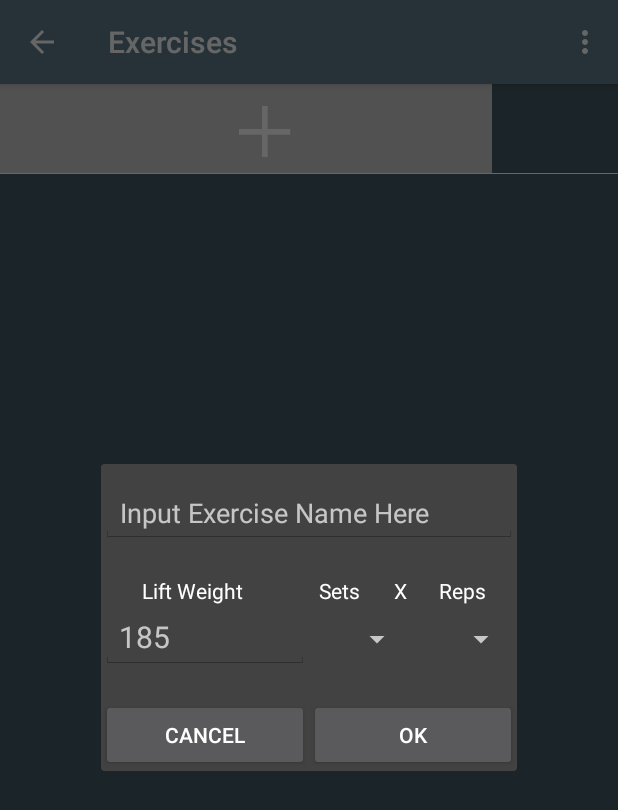
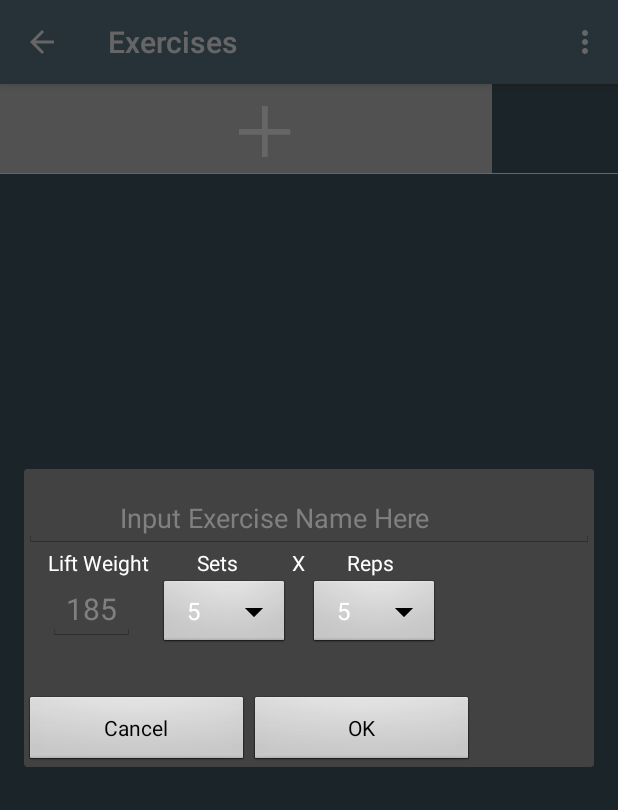
Before and after one commit to fahadhd/LiftFit, an Android app: the ExerciseActivity screen opened directly, with no data from a screen before it, after a tap on an icon or button, on a phone screen of 412 x 824 dp. Shown: the top 810 px of the screen. Run offline under Robolectric (Android 15) with nearby library versions, the phone set to English and light mode, and no system bars; 1 statement that could not run was skipped.

Commit message:
Cached data properly updates when exercise view loads
Remodel workout dialog

```diff
--- a/app/src/main/java/com/example/fahadhd/bodybuildingtracker/Exercises/ExerciseActivity.java
+++ b/app/src/main/java/com/example/fahadhd/bodybuildingtracker/Exercises/ExerciseActivity.java
@@ -44,7 +44,7 @@ public class ExerciseActivity extends AppCompatActivity implements WorkoutDialog
     TrackerDAO dao;
     public static long sessionID;
     ArrayList<Session> sessions;
-    ArrayList<Workout> workouts;
+    //ArrayList<Workout> workouts;
     String name;
     TrackerApplication application;
     /***********Snackbar variables**************/
@@ -125,7 +125,6 @@ public class ExerciseActivity extends AppCompatActivity implements WorkoutDialog
 
     @Override
     public void getWorkoutInfo(String name, int weight, int max_sets, int max_reps) {
-        workouts = exercisesFragment.workouts;
         this.name = name;
         new AddWorkoutTask().execute(weight, max_sets, max_reps);
     }
@@ -139,6 +138,11 @@ public class ExerciseActivity extends AppCompatActivity implements WorkoutDialog
 //        +"order number is "+ workout.getOrderNum());
             new UpdateWorkout().execute(workout, updatedWorkout);
         }
+    }
+
+    @Override
+    public void deleteWorkoutInfo(Workout workout) {
+
     }
 
     @Override
@@ -167,6 +171,8 @@ public class ExerciseActivity extends AppCompatActivity implements WorkoutDialog
         }
 
         public void addWorkoutTask(String name, int weight, int max_sets, int max_reps) {
+            int position = exercisesFragment.position;
+            ArrayList<Workout> workouts = sessions.get(position).workouts;
             Workout workout = dao.addWorkout(sessionID, workouts.size() + 1, name, weight, max_sets, max_reps);
             ArrayList<Set> sets = dao.addSets(workout.getWorkoutID(), max_sets);
             workout.sets = sets;
--- a/app/src/main/java/com/example/fahadhd/bodybuildingtracker/Exercises/ExercisesFragment.java
+++ b/app/src/main/java/com/example/fahadhd/bodybuildingtracker/Exercises/ExercisesFragment.java
@@ -39,7 +39,6 @@ public class ExercisesFragment extends Fragment implements LoaderManager.LoaderC
     long sessionID;
     int position;
     ArrayList<Session> sessions;
-    ArrayList<Workout> workouts = new ArrayList<>();
     ListView exerciseListView;
     Menu exerciseMenu;
     FloatingActionButton fabExercise;
@@ -60,7 +59,7 @@ public class ExercisesFragment extends Fragment implements LoaderManager.LoaderC
 
         View rootView =  inflater.inflate(R.layout.exercises_list_fragment, container, false);
         this.buttonView =  inflater.inflate(R.layout.exercise_list_add_btn, container, false);
-        adapter = new ExerciseAdapter((ExerciseActivity) getActivity(),workouts,dao);
+        adapter = new ExerciseAdapter((ExerciseActivity) getActivity(),sessions.get(position).workouts,dao);
 
         Intent sessionIntent = getActivity().getIntent();
 
@@ -130,14 +129,14 @@ public class ExercisesFragment extends Fragment implements LoaderManager.LoaderC
 
     @Override
     public void onLoadFinished(Loader<List<Workout>> loader, List<Workout> data) {
-        workouts.clear();
-        workouts.addAll(data);
+        sessions.get(position).workouts.clear();
+        sessions.get(position).workouts.addAll(data);
         adapter.notifyDataSetChanged();
     }
 
     @Override
     public void onLoaderReset(Loader<List<Workout>> loader) {
-        workouts.clear();
+       sessions.get(position).workouts.clear();
 
     }
     /************************************************************/
--- a/app/src/main/java/com/example/fahadhd/bodybuildingtracker/Exercises/WorkoutDialog.java
+++ b/app/src/main/java/com/example/fahadhd/bodybuildingtracker/Exercises/WorkoutDialog.java
@@ -216,6 +216,7 @@ public class WorkoutDialog extends DialogFragment implements View.OnClickListene
     interface Communicator{
         void getWorkoutInfo(String name, int weight, int max_sets, int max_reps);
         void updateWorkoutInfo(Workout workout, String name, int weight, int max_sets, int max_reps);
+        void deleteWorkoutInfo(Workout workout);
     }
 
 }
--- a/app/src/main/res/layout/workout_dialog_fragment.xml
+++ b/app/src/main/res/layout/workout_dialog_fragment.xml
@@ -1,16 +1,18 @@
-<LinearLayout
+
+<RelativeLayout
     xmlns:android="http://schemas.android.com/apk/res/android"
     android:id="@+id/workout_dialog"
-    android:layout_width="match_parent"
+    android:layout_width= "match_parent"
     android:layout_height="match_parent"
-    android:orientation="vertical"
+    android:theme="@android:style/Theme.Dialog"
+
+    android:minHeight="150dp"
     >
     <EditText
+        android:id="@+id/workout_name"
         android:layout_width="match_parent"
         android:layout_height="wrap_content"
-        android:id="@+id/workout_name"
         android:hint="Input Exercise Name Here          "
-
         android:textSize="18sp"
         android:gravity="center"
         android:inputType="textCapWords"
@@ -20,53 +22,51 @@
         style="@style/EditTextCustomHolo"/>
 
 
-    <LinearLayout
-        android:layout_width="match_parent"
+    <TextView
+        android:id="@+id/lift_weight_title"
+        android:layout_width="wrap_content"
         android:layout_height="wrap_content"
-        android:orientation="horizontal"
-        android:paddingTop="22dp">
-
-        <TextView
-            android:layout_width="0dp"
-            android:layout_height="wrap_content"
-            android:layout_weight="5"
-            android:id="@+id/lift_weight_title"
+        android:layout_below="@+id/workout_name"
+        android:layout_marginLeft="@dimen/activity_horizontal_margin"
         android:gravity="center"
         android:text="Lift Weight"
         android:textColor="@color/white"/>
     <TextView
-            android:layout_width="0dp"
+        android:id="@+id/sets_title"
+        android:layout_width="wrap_content"
         android:layout_height="wrap_content"
-            android:layout_weight="3"
-            android:id="@+id/sets_title"
+        android:layout_marginLeft="115dp"
+        android:layout_below="@+id/workout_name"
         android:gravity="center"
         android:text="Sets"
         android:textColor="@color/white"/>
     <TextView
+        android:id="@+id/separator"
         android:layout_width="wrap_content"
         android:layout_height="wrap_content"
+        android:layout_alignLeft="@+id/sets_title"
+        android:layout_marginLeft="63dp"
+        android:layout_below="@+id/workout_name"
         android:text="X"
-
         android:textColor="@color/white"/>
     <TextView
-            android:layout_width="0dp"
+        android:layout_width="wrap_content"
         android:layout_height="wrap_content"
-            android:layout_weight="3"
+        android:layout_alignLeft="@+id/sets_title"
+        android:layout_marginLeft="100dp"
+        android:layout_below="@+id/workout_name"
         android:id="@+id/reps_title"
         android:gravity="center"
         android:text="Reps"
         android:textColor="@color/white"/>
-    </LinearLayout>
-    <LinearLayout
-        android:layout_width="match_parent"
+
+
+    <EditText
+        android:id="@+id/lift_weight"
+        android:layout_width="wrap_content"
         android:layout_height="wrap_content"
-        android:orientation="horizontal"
-        android:paddingBottom="20dp">
-        <EditText
-            android:layout_width="0dp"
-            android:layout_height="wrap_content"
-            android:layout_weight="4"
-            android:id="@+id/lift_weight"
+        android:layout_below="@+id/lift_weight_title"
+        android:layout_marginLeft="@dimen/activity_horizontal_margin"
         android:textSize="20sp"
         android:hint="185"
         android:inputType="number"
@@ -75,33 +75,37 @@
         />
     <Spinner
         android:id="@+id/sets_choice"
-            android:layout_width="0dp"
+        android:layout_width="wrap_content"
         android:layout_height="wrap_content"
-            android:layout_weight="2"
+        android:layout_below="@+id/sets_title"
+        android:layout_marginLeft="90dp"
         />
     <Spinner
+        android:layout_width="wrap_content"
+        android:layout_height="wrap_content"
+        android:layout_below="@+id/reps_title"
+        android:layout_marginLeft="190dp"
         android:id="@+id/reps_choice"
-            android:layout_width="0dp"
+        />
+
+
+    <Button
+        android:layout_width="150dp"
         android:layout_height="wrap_content"
-            android:layout_weight="2"
-            />
-    </LinearLayout>
-    <LinearLayout
-        android:layout_width="match_parent"
-        android:layout_height="wrap_content"
-        android:orientation="horizontal">
-        <Button
-            android:layout_width="0dp"
-            android:layout_height="wrap_content"
-            android:layout_weight="1"
+        android:layout_below="@id/sets_choice"
+
+        android:layout_marginTop="30dp"
         android:id="@+id/dialog_cancel"
         android:text="Cancel"/>
     <Button
-            android:layout_width="0dp"
+        android:layout_width="150dp"
         android:layout_height="wrap_content"
-            android:layout_weight="1"
+        android:layout_alignLeft="@+id/dialog_cancel"
+        android:layout_marginLeft="150dp"
+        android:layout_marginTop="30dp"
+        android:layout_below="@id/sets_choice"
         android:id="@+id/dialog_ok"
         android:text="OK"/>
-    </LinearLayout>
 
-</LinearLayout>
+
+</RelativeLayout>
```
Lines whose indentation alone changed are shown as unchanged.
